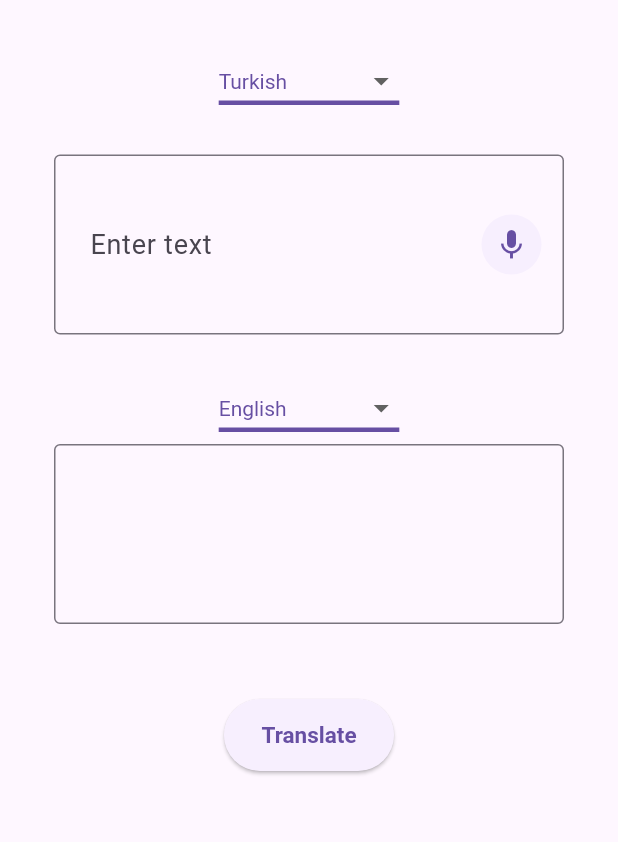
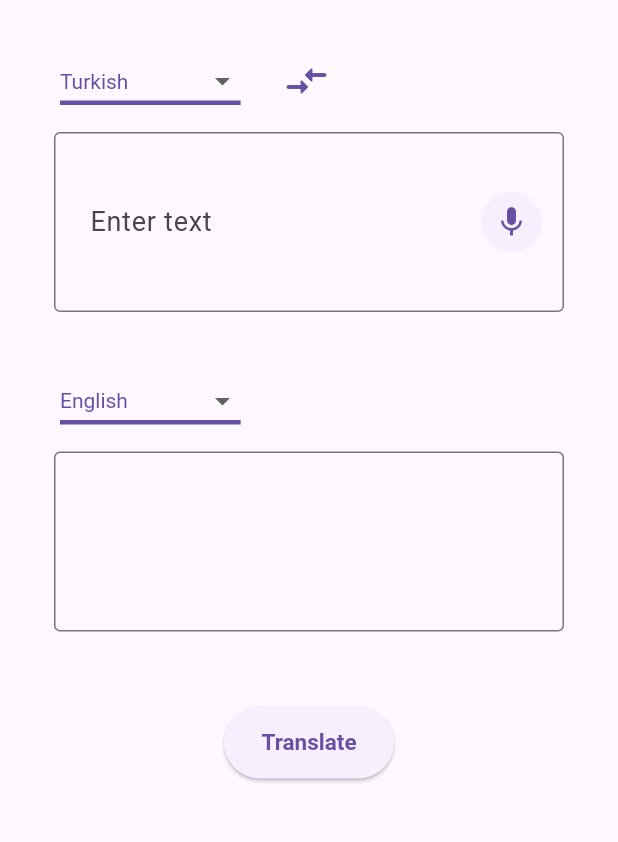
Before and after one commit to AslihanYoldas/Flutter-Translator-App, a Flutter app: the screen it shows after launch, on a phone screen of 412 x 824 dp, the part 84-926 px from its top. Run offline on Flutter 3.47's test engine with Material 2 defaults, Android fonts, the phone set to English and light mode, and no system bars; our stand-ins replace dio, flutter_bloc, get_it, retrofit, speech_to_text; generated files the repository leaves out were written again.

Commit message:
Reverse the language button added

```diff
--- a/lib/cubit/translator/translator_cubit.dart
+++ b/lib/cubit/translator/translator_cubit.dart
@@ -6,8 +6,8 @@ import '../../model/translator_data.dart';
 import '../../repository/repository.dart';
 
 class TranslatorCubit extends Cubit<TranslatorStates>{
-  String? sourceLanguage;
-  String? targetLanguage;
+  String sourceLanguage = "Turkish";
+  String targetLanguage = "English";
   final _repository = locator.get<Repository>();
   TranslatorCubit():super(InitState());
 
@@ -45,9 +45,16 @@ class TranslatorCubit extends Cubit<TranslatorStates>{
   }
 
 
-  void setLanguages(String? source, String? target) {
+  void setLanguages(String source, String target) {
     sourceLanguage = source;
     targetLanguage = target;
+  }
+
+  void reverseLanguages(String input){
+   setLanguages(targetLanguage, sourceLanguage);
+   debugPrint("${sourceLanguage},${targetLanguage}");
+    fetchTranslatorPage(input);
+
   }
 
 
--- a/lib/cubit/translator/translator_view.dart
+++ b/lib/cubit/translator/translator_view.dart
@@ -66,7 +66,7 @@ class TranslatorView extends StatelessWidget {
                   listener: (context, state) {},
                   builder: (context, state) {
                     if (state is InitState) {
-                      return const TranslatorPage(null,null,null,null);
+                      locator.get<TranslatorCubit>().fetchTranslatorPage("");
 
                     }
                     else if (state is LoadingState) {
@@ -74,6 +74,7 @@ class TranslatorView extends StatelessWidget {
                     }
                     else if (state is ResponseState) {
                       debugPrint("RESPONSE STATE");
+                      debugPrint("${state.sourceLan},${ state.targetLan}");
                       return TranslatorPage(
                           state.inputData,
                           state.outputData,
@@ -137,7 +138,7 @@ class TranslatorView extends StatelessWidget {
       height: MediaQuery.of(context).size.height,
       alignment: Alignment.center,
       child: CircularProgressIndicator(
-          color: Colors.deepPurple.shade200,
+          color: Theme.of(context).focusColor,
 
       ),
     );
--- a/lib/pages/translator_page.dart
+++ b/lib/pages/translator_page.dart
@@ -27,13 +27,12 @@ class _TranslatorPageState extends State<TranslatorPage> {
   String? targetLan;
 
 
-
-
   @override
   void initState() {
     super.initState();
-    sourceLan = widget.sourceLan ?? 'Turkish';
-    targetLan = widget.targetLan ?? 'English';
+    sourceLan = widget.sourceLan;
+    targetLan = widget.targetLan ;
+    debugPrint("$sourceLan,${targetLan}");
     inputController = TextEditingController(text: widget.inputData?? '');
     outputController = TextEditingController(text: widget.outputData ?? '');
 
@@ -50,6 +49,13 @@ class _TranslatorPageState extends State<TranslatorPage> {
     if (widget.outputData != oldWidget.outputData) {
       outputController.text = widget.outputData ?? '';
     }
+    if (widget.sourceLan != oldWidget.sourceLan) {
+      sourceLan = widget.sourceLan ;
+    }
+    if (widget.targetLan != oldWidget.targetLan) {
+      targetLan = widget.targetLan ;
+    }
+
 
 
   }
@@ -64,33 +70,54 @@ class _TranslatorPageState extends State<TranslatorPage> {
   @override
   Widget build(BuildContext context) {
      return Container(
-      margin: const EdgeInsets.all(20),
+      margin: const EdgeInsets.all(10),
       padding: const EdgeInsets.all(10.0),
       width: 500,
       child: SingleChildScrollView(
         child: Column(
           children: <Widget>[
+            Row(
+              mainAxisAlignment: MainAxisAlignment.start,
+              children: [
                 buildDropdown(context,sourceLan,
                       //callback func passed to the widget
                     //when dropdown item changed this function will be triggered
                       (value){//lambda function defined with ()
                   setState(() {
                     sourceLan=value;
-                locator.get<TranslatorCubit>().setLanguages( value,locator.get<TranslatorCubit>().targetLanguage);
+                    locator.get<TranslatorCubit>().setLanguages( value!,locator.get<TranslatorCubit>().targetLanguage);
                   });
                       }
                 ),
+                IconButton(
+                  onPressed: () {
+                    locator.get<TranslatorCubit>().reverseLanguages(inputController.text);
+                  },
+                  icon:  const Icon(
+                    Icons.compare_arrows_rounded,
+                    size: 32,
+                  ),
+                  style: IconButton.styleFrom(
+                      foregroundColor: Theme.of(context).focusColor,
+                      backgroundColor: Theme.of(context).brightness== Brightness.light?Colors.white24 : Colors.black54),
+                ),
+                ]),
 
-            const SizedBox(height: 25,),
+
             buildTextField(context,inputController,widget.sourceLan,widget.targetLan),
             const SizedBox(height: 25,),
+
+           Row(
+             children: [
                buildDropdown(context,targetLan,
                           (value) {
                           setState(() {
                             targetLan=value;
-                      locator.get<TranslatorCubit>().setLanguages(locator.get<TranslatorCubit>().sourceLanguage, value);
+                            locator.get<TranslatorCubit>().setLanguages(locator.get<TranslatorCubit>().sourceLanguage, value!);
                           });
                           }
+                  ),
+             ],
            ),
             buildTextField(context,outputController, widget.sourceLan,widget.targetLan, readOnly: true),
             const SizedBox(height: 50),
@@ -111,10 +138,12 @@ class _TranslatorPageState extends State<TranslatorPage> {
 
 
 
-          ]
+      ],
+        ),
+     )
+    );
 
-        ),
-      ),
-    );
+
+
   }
 }
--- a/lib/widgets/dropdown_widget.dart
+++ b/lib/widgets/dropdown_widget.dart
@@ -4,6 +4,8 @@ import '../../utils/constants.dart';
 
 Widget buildDropdown(context,String? value, ValueChanged<String?> onChanged) {
   return DropdownButton<String>(
+    padding: EdgeInsets.symmetric(vertical: 10,horizontal: 20),
+    alignment: Alignment.topLeft,
     value: value,
     elevation: 16,
     style: TextStyle(color:Theme.of(context).focusColor ),
```
Lines whose indentation alone changed are shown as unchanged.
